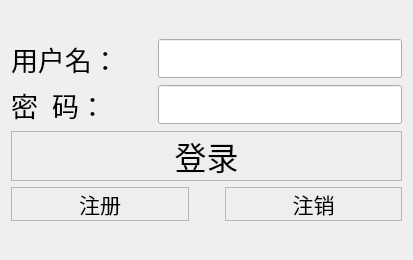
Qt form TcpClient/tcpclient.ui (Reliey/NetDisk) before a commit.
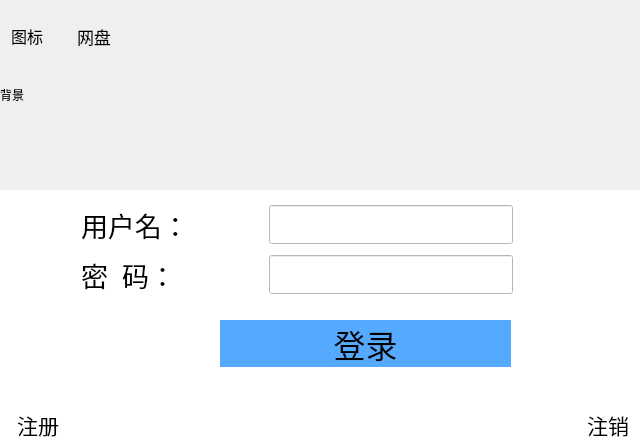
The same form after that commit. Icons and pictures are not drawn.

```diff
--- a/TcpClient/tcpclient.ui
+++ b/TcpClient/tcpclient.ui
@@ -6,15 +6,225 @@
    <rect>
     <x>0</x>
     <y>0</y>
-    <width>413</width>
-    <height>260</height>
+    <width>640</width>
+    <height>445</height>
    </rect>
   </property>
+  <property name="minimumSize">
+   <size>
+    <width>640</width>
+    <height>445</height>
+   </size>
+  </property>
+  <property name="maximumSize">
+   <size>
+    <width>640</width>
+    <height>446</height>
+   </size>
+  </property>
   <property name="windowTitle">
    <string>TcpClient</string>
   </property>
-  <layout class="QVBoxLayout" name="verticalLayout_2">
+  <property name="styleSheet">
+   <string notr="true"/>
+  </property>
+  <widget class="QLabel" name="hand">
+   <property name="geometry">
+    <rect>
+     <x>290</x>
+     <y>120</y>
+     <width>70</width>
+     <height>70</height>
+    </rect>
+   </property>
+   <property name="minimumSize">
+    <size>
+     <width>70</width>
+     <height>70</height>
+    </size>
+   </property>
+   <property name="maximumSize">
+    <size>
+     <width>70</width>
+     <height>70</height>
+    </size>
+   </property>
+   <property name="styleSheet">
+    <string notr="true">border-image: url(:/map/netdisk.png);
+border-width:0px;
+border-radius:33px;
+border-style:solid;
+border-color: rgb(255, 255, 255);</string>
+   </property>
+   <property name="text">
+    <string/>
+   </property>
+  </widget>
+  <widget class="QWidget" name="widget" native="true">
+   <property name="geometry">
+    <rect>
+     <x>0</x>
+     <y>0</y>
+     <width>641</width>
+     <height>61</height>
+    </rect>
+   </property>
+   <layout class="QHBoxLayout" name="horizontalLayout">
    <item>
+     <widget class="QLabel" name="icon">
+      <property name="minimumSize">
+       <size>
+        <width>60</width>
+        <height>50</height>
+       </size>
+      </property>
+      <property name="maximumSize">
+       <size>
+        <width>60</width>
+        <height>50</height>
+       </size>
+      </property>
+      <property name="font">
+       <font>
+        <pointsize>12</pointsize>
+       </font>
+      </property>
+      <property name="text">
+       <string>图标</string>
+      </property>
+      <property name="scaledContents">
+       <bool>false</bool>
+      </property>
+     </widget>
+    </item>
+    <item>
+     <widget class="QLabel" name="text">
+      <property name="minimumSize">
+       <size>
+        <width>60</width>
+        <height>50</height>
+       </size>
+      </property>
+      <property name="maximumSize">
+       <size>
+        <width>60</width>
+        <height>50</height>
+       </size>
+      </property>
+      <property name="font">
+       <font>
+        <pointsize>13</pointsize>
+       </font>
+      </property>
+      <property name="text">
+       <string>网盘</string>
+      </property>
+     </widget>
+    </item>
+    <item>
+     <spacer name="horizontalSpacer">
+      <property name="orientation">
+       <enum>Qt::Horizontal</enum>
+      </property>
+      <property name="sizeHint" stdset="0">
+       <size>
+        <width>40</width>
+        <height>20</height>
+       </size>
+      </property>
+     </spacer>
+    </item>
+    <item>
+     <widget class="QPushButton" name="min">
+      <property name="text">
+       <string/>
+      </property>
+      <property name="icon">
+       <iconset resource="filetype.qrc">
+        <normaloff>:/map/min.png</normaloff>:/map/min.png</iconset>
+      </property>
+      <property name="flat">
+       <bool>true</bool>
+      </property>
+     </widget>
+    </item>
+    <item>
+     <widget class="QPushButton" name="close">
+      <property name="text">
+       <string/>
+      </property>
+      <property name="icon">
+       <iconset resource="filetype.qrc">
+        <normaloff>:/map/close.png</normaloff>:/map/close.png</iconset>
+      </property>
+      <property name="flat">
+       <bool>true</bool>
+      </property>
+     </widget>
+    </item>
+   </layout>
+  </widget>
+  <widget class="QLabel" name="back">
+   <property name="geometry">
+    <rect>
+     <x>0</x>
+     <y>0</y>
+     <width>640</width>
+     <height>190</height>
+    </rect>
+   </property>
+   <property name="minimumSize">
+    <size>
+     <width>640</width>
+     <height>190</height>
+    </size>
+   </property>
+   <property name="maximumSize">
+    <size>
+     <width>640</width>
+     <height>190</height>
+    </size>
+   </property>
+   <property name="styleSheet">
+    <string notr="true"/>
+   </property>
+   <property name="text">
+    <string>背景</string>
+   </property>
+  </widget>
+  <widget class="QWidget" name="widget_3" native="true">
+   <property name="geometry">
+    <rect>
+     <x>0</x>
+     <y>190</y>
+     <width>641</width>
+     <height>271</height>
+    </rect>
+   </property>
+   <property name="minimumSize">
+    <size>
+     <width>641</width>
+     <height>271</height>
+    </size>
+   </property>
+   <property name="maximumSize">
+    <size>
+     <width>641</width>
+     <height>271</height>
+    </size>
+   </property>
+   <property name="styleSheet">
+    <string notr="true">background-color: rgb(255, 255, 255);</string>
+   </property>
+   <widget class="QWidget" name="widget_2" native="true">
+    <property name="geometry">
+     <rect>
+      <x>70</x>
+      <y>0</y>
+      <width>454</width>
+      <height>121</height>
+     </rect>
+    </property>
     <layout class="QVBoxLayout" name="verticalLayout">
      <item>
       <layout class="QHBoxLayout" name="horizontalLayout_2">
@@ -103,8 +313,17 @@
        </item>
       </layout>
      </item>
-     <item>
+    </layout>
+   </widget>
       <widget class="QPushButton" name="login_pb">
+    <property name="geometry">
+     <rect>
+      <x>220</x>
+      <y>130</y>
+      <width>291</width>
+      <height>47</height>
+     </rect>
+    </property>
        <property name="font">
         <font>
          <family>Arial</family>
@@ -115,8 +334,8 @@
         <string notr="true">QPushButton
 {
 	color:black;
-	background-color:rgb(238 , 238 , 238);
-	border: 1px solid rgb(183 , 183 , 183);
+	background-color: rgb(85, 170, 255);
+	border: none;
 }
 
 QPushButton:hover
@@ -140,71 +359,15 @@
         <string>登录</string>
        </property>
       </widget>
-     </item>
-     <item>
-      <layout class="QHBoxLayout" name="horizontalLayout">
-       <item>
-        <widget class="QPushButton" name="regist_pb">
-         <property name="sizePolicy">
-          <sizepolicy hsizetype="Preferred" vsizetype="Fixed">
-           <horstretch>0</horstretch>
-           <verstretch>0</verstretch>
-          </sizepolicy>
-         </property>
-         <property name="font">
-          <font>
-           <family>AcadEref</family>
-           <pointsize>16</pointsize>
-          </font>
-         </property>
-         <property name="styleSheet">
-          <string notr="true">QPushButton
-{
-	color:black;
-	background-color:rgb(238 , 238 , 238);
-	border: 1px solid rgb(183 , 183 , 183);
-}
-
-QPushButton:hover
-{
-	color:black;
-	background-color:rgb(228 , 240 , 250);
-	border: 1px solid rgb(15 , 150 , 255);
-}
-
-QPushButton:pressed
-{
-	color:black;
-	background-color:rgb(204 , 228 , 247);
-	border: 1px solid rgb(1 , 84 , 153);
-	padding-left:3px;
-	padding-top:3px;
-}
-</string>
-         </property>
-         <property name="text">
-          <string>注册</string>
-         </property>
-        </widget>
-       </item>
-       <item>
-        <spacer name="horizontalSpacer">
-         <property name="orientation">
-          <enum>Qt::Horizontal</enum>
-         </property>
-         <property name="sizeType">
-          <enum>QSizePolicy::Preferred</enum>
-         </property>
-         <property name="sizeHint" stdset="0">
-          <size>
-           <width>30</width>
-           <height>20</height>
-          </size>
-         </property>
-        </spacer>
-       </item>
-       <item>
         <widget class="QPushButton" name="cancel_pb">
+    <property name="geometry">
+     <rect>
+      <x>580</x>
+      <y>220</y>
+      <width>56</width>
+      <height>29</height>
+     </rect>
+    </property>
          <property name="sizePolicy">
           <sizepolicy hsizetype="Preferred" vsizetype="Fixed">
            <horstretch>0</horstretch>
@@ -221,8 +384,8 @@
           <string notr="true">QPushButton
 {
 	color:black;
-	background-color:rgb(238 , 238 , 238);
-	border: 1px solid rgb(183 , 183 , 183);
+	background-color: rgb(255, 255, 255);
+	border: none;
 }
 
 QPushButton:hover
@@ -245,13 +408,68 @@
          <property name="text">
           <string>注销</string>
          </property>
-        </widget>
-       </item>
-      </layout>
-     </item>
-    </layout>
-   </item>
-  </layout>
+    <property name="flat">
+     <bool>true</bool>
+    </property>
+   </widget>
+   <widget class="QPushButton" name="regist_pb">
+    <property name="geometry">
+     <rect>
+      <x>10</x>
+      <y>220</y>
+      <width>56</width>
+      <height>29</height>
+     </rect>
+    </property>
+    <property name="sizePolicy">
+     <sizepolicy hsizetype="Preferred" vsizetype="Fixed">
+      <horstretch>0</horstretch>
+      <verstretch>0</verstretch>
+     </sizepolicy>
+    </property>
+    <property name="font">
+     <font>
+      <family>AcadEref</family>
+      <pointsize>16</pointsize>
+     </font>
+    </property>
+    <property name="styleSheet">
+     <string notr="true">QPushButton
+{
+	color:black;
+	background-color: rgb(255, 255, 255);
+	border: none;
+}
+
+QPushButton:hover
+{
+	color:black;
+	background-color:rgb(228 , 240 , 250);
+	border: 1px solid rgb(15 , 150 , 255);
+}
+
+QPushButton:pressed
+{
+	color:black;
+	background-color:rgb(204 , 228 , 247);
+	border: 1px solid rgb(1 , 84 , 153);
+	padding-left:3px;
+	padding-top:3px;
+}
+</string>
+    </property>
+    <property name="text">
+     <string>注册</string>
+    </property>
+    <property name="flat">
+     <bool>true</bool>
+    </property>
+   </widget>
+  </widget>
+  <zorder>back</zorder>
+  <zorder>widget</zorder>
+  <zorder>hand</zorder>
+  <zorder>widget_3</zorder>
  </widget>
  <layoutdefault spacing="6" margin="11"/>
  <resources/>
```
Left out of the diff: 4 changed lines with no effect on the pictures. Lines whose indentation alone changed are shown as unchanged.
